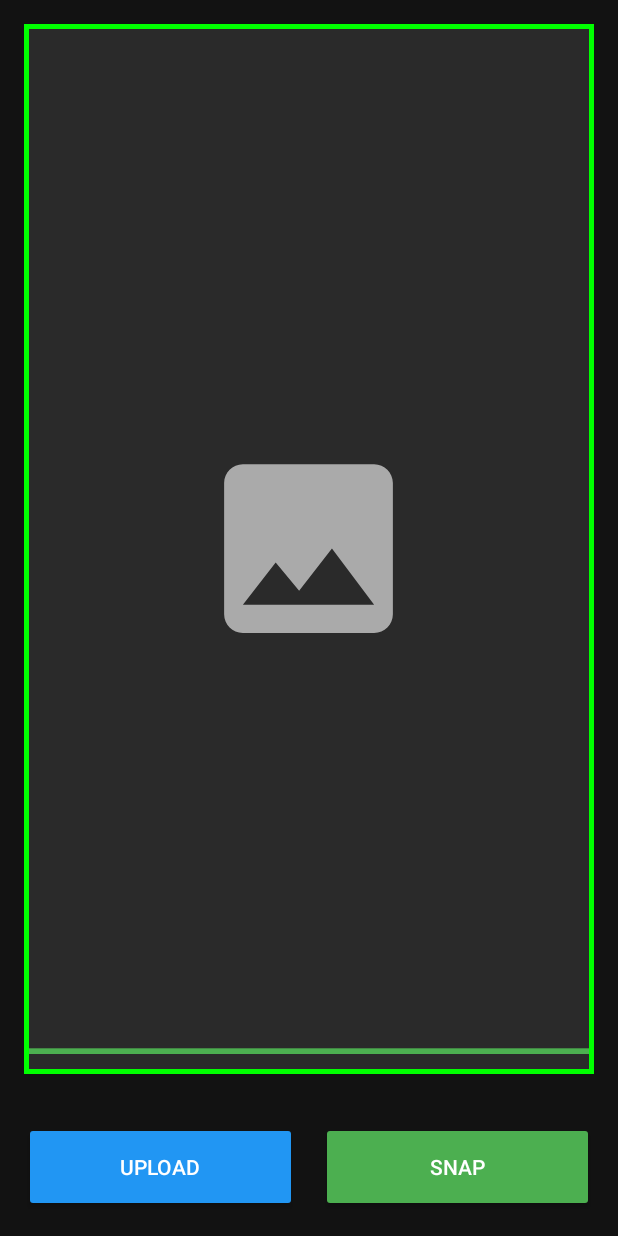
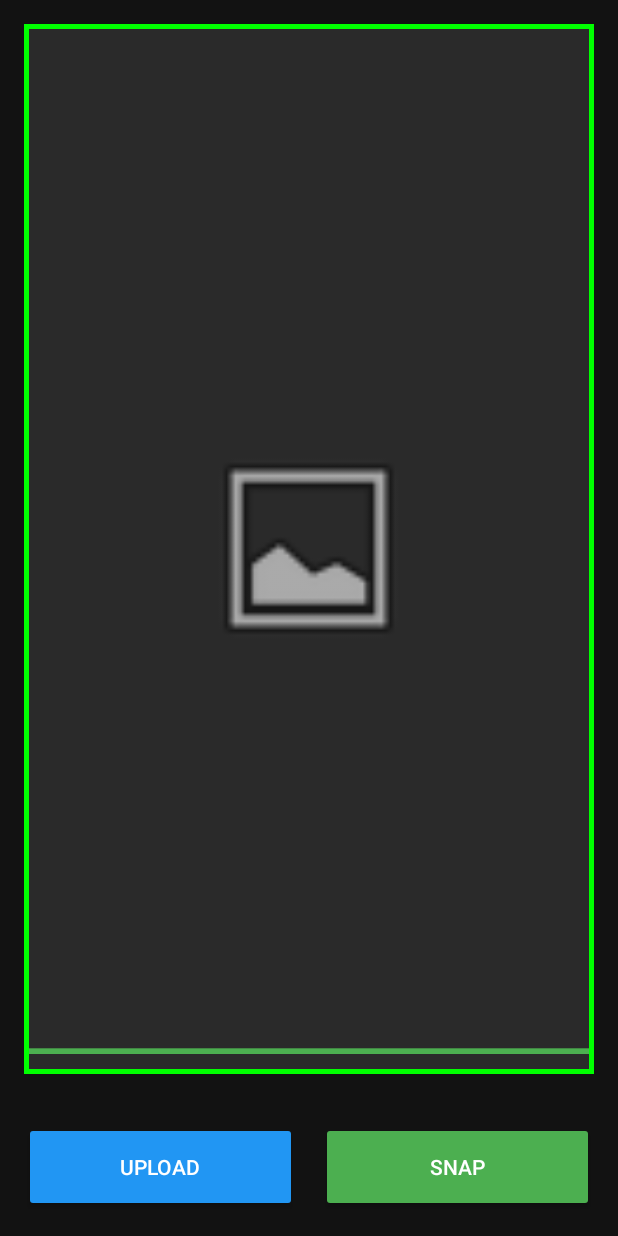
Before and after one commit to Venukumar975/YOLOv8n-Android-Detection, an Android app: the ImageActivity screen opened directly, with no data from a screen before it, on a phone screen of 412 x 824 dp. Run offline under Robolectric (Android 15) with nearby library versions, the phone set to English and light mode, and no system bars; libraries missing offline, so code that uses them is left out: org.tensorflow.lite; 6 statements that could not run were skipped.

Commit message:
PERFECTED IMAGE DETECTION

```diff
--- a/app/src/main/java/com/example/livesense/ImageActivity.kt
+++ b/app/src/main/java/com/example/livesense/ImageActivity.kt
@@ -22,18 +22,16 @@ class ImageActivity : ComponentActivity() {
 
     private val pickImage = registerForActivityResult(ActivityResultContracts.GetContent()) { uri ->
         uri?.let {
-            // suppress deprecation warning for project simplicity
             @Suppress("DEPRECATION")
             val bitmap = MediaStore.Images.Media.getBitmap(this.contentResolver, uri)
             processImage(bitmap)
         }
     }
 
-    private val takePicture = registerForActivityResult(ActivityResultContracts.TakePicturePreview()) { bitmap ->
-        bitmap?.let {
-            processImage(it)
+    private val takePicture =
+        registerForActivityResult(ActivityResultContracts.TakePicturePreview()) { bitmap ->
+            bitmap?.let { processImage(it) }
         }
-    }
 
     override fun onCreate(savedInstanceState: Bundle?) {
         super.onCreate(savedInstanceState)
@@ -42,34 +40,23 @@ class ImageActivity : ComponentActivity() {
 
         yolo = YoloDetector(this)
 
-        binding.uploadButton.setOnClickListener {
-            pickImage.launch("image/*")
-        }
+        binding.uploadButton.setOnClickListener { pickImage.launch("image/*") }
 
         binding.snapButton.setOnClickListener {
             if (allPermissionsGranted()) {
                 takePicture.launch(null)
             } else {
-                ActivityCompat.requestPermissions(
-                    this,
-                    arrayOf(Manifest.permission.CAMERA),
-                    102
-                )
+                ActivityCompat.requestPermissions(this, arrayOf(Manifest.permission.CAMERA), 102)
             }
         }
 
-        // Wait for layout to build before getting height for animation
-        binding.root.post {
-            startScannerAnimation()
-        }
+        binding.root.post { startScannerAnimation() }
     }
 
     private fun startScannerAnimation() {
         binding.scannerLine.visibility = View.VISIBLE
-        // Ensure height is not 0 to avoid animation issues
-        val height = binding.placeholderAnimation.height.toFloat()
-        if (height > 0) {
-            val animator = ObjectAnimator.ofFloat(binding.scannerLine, "translationY", 0f, height)
+        if (binding.placeholderAnimation.height > 0) {
+            val animator = ObjectAnimator.ofFloat(binding.scannerLine, "translationY", 0f, binding.placeholderAnimation.height.toFloat())
             animator.duration = 2000
             animator.repeatCount = ObjectAnimator.INFINITE
             animator.repeatMode = ObjectAnimator.REVERSE
@@ -83,26 +70,16 @@ class ImageActivity : ComponentActivity() {
         binding.imageView.setImageBitmap(bitmap)
 
         yolo.confidenceThreshold = 0.6f
-
-        // 1. Detect
         val (boxes, _) = yolo.detect(bitmap)
 
-        // 2. FIX: Send bitmap dimensions to Overlay so it can scale boxes correctly
-        binding.boxOverlay.setBoxes(boxes, bitmap.width, bitmap.height)
+        // FIX: Pass fitCenter = true to enable "Fit Mode" (prevents box misalignment)
+        binding.boxOverlay.setBoxes(boxes, bitmap.width, bitmap.height, fitCenter = true)
     }
 
-    override fun onRequestPermissionsResult(
-        requestCode: Int,
-        permissions: Array<String>,
-        grantResults: IntArray
-    ) {
+    override fun onRequestPermissionsResult(requestCode: Int, permissions: Array<String>, grantResults: IntArray) {
         super.onRequestPermissionsResult(requestCode, permissions, grantResults)
-        if (requestCode == 102) {
-            if (allPermissionsGranted()) {
-                takePicture.launch(null)
-            } else {
-                Toast.makeText(this, "Camera permission is required to take a picture.", Toast.LENGTH_SHORT).show()
-            }
+        if (requestCode == 102 && !allPermissionsGranted()) {
+            Toast.makeText(this, "Camera permission required", Toast.LENGTH_SHORT).show()
         }
     }
 
--- a/app/src/main/res/layout/activity_image.xml
+++ b/app/src/main/res/layout/activity_image.xml
@@ -23,18 +23,20 @@
             android:id="@+id/imageView"
             android:layout_width="match_parent"
             android:layout_height="match_parent"
-            android:scaleType="centerCrop" />
+            android:scaleType="fitCenter" />
 
         <FrameLayout
             android:id="@+id/placeholder_animation"
             android:layout_width="match_parent"
             android:layout_height="match_parent">
 
+            <!-- CHANGED TO BUILT-IN ICON TO PREVENT CRASH -->
             <ImageView
                 android:layout_width="150dp"
                 android:layout_height="150dp"
                 android:layout_gravity="center"
-                android:src="@drawable/placeholder_image_icon" />
+                android:src="@android:drawable/ic_menu_gallery"
+                app:tint="#80FFFFFF" />
 
             <View
                 android:id="@+id/scanner_line"
@@ -63,7 +65,7 @@
         app:layout_constraintEnd_toEndOf="parent">
 
         <Button
-            android:id="@+id/upload_button"
+            android:id="@+id/uploadButton"
             android:layout_width="0dp"
             android:layout_height="60dp"
             android:layout_weight="1"
@@ -73,7 +75,7 @@
             android:textColor="@android:color/white"/>
 
         <Button
-            android:id="@+id/snap_button"
+            android:id="@+id/snapButton"
             android:layout_width="0dp"
             android:layout_height="60dp"
             android:layout_weight="1"
```
Also changed, not shown: app/src/main/java/com/example/livesense/BoxOverlay.kt (+21 -21 lines), app/src/main/java/com/example/livesense/LiveActivity.kt (+25 -41 lines).
